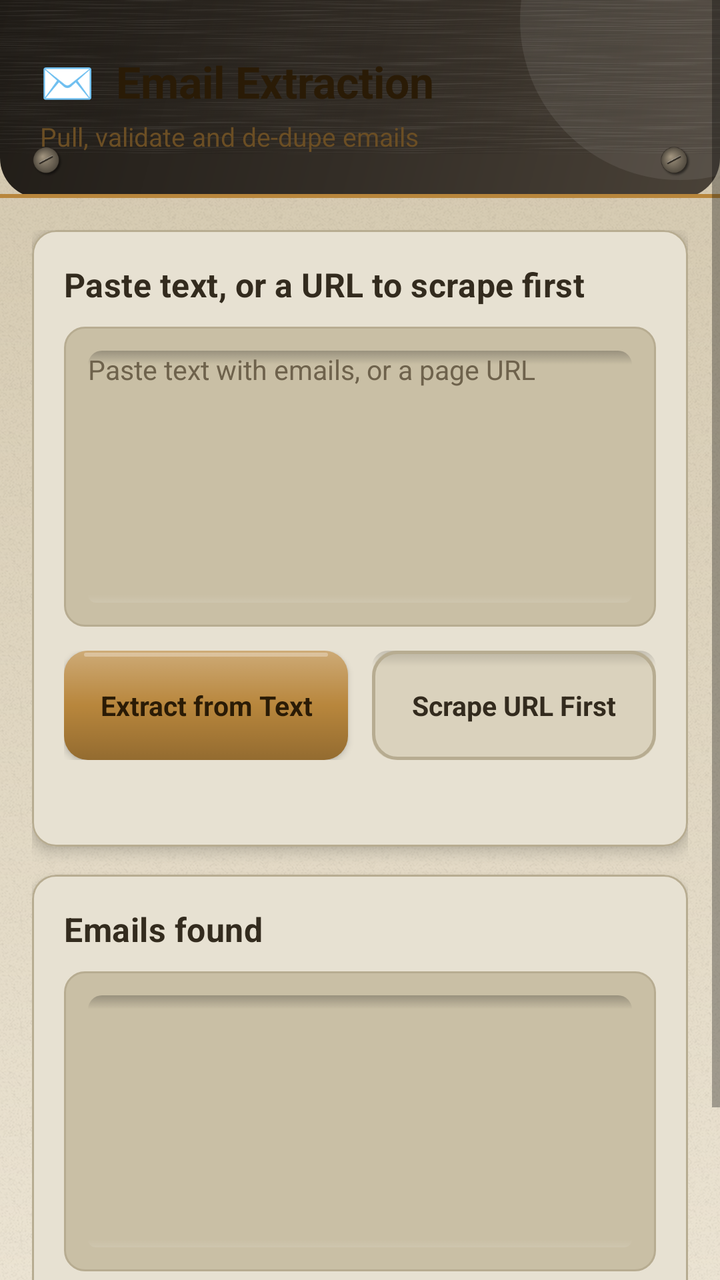
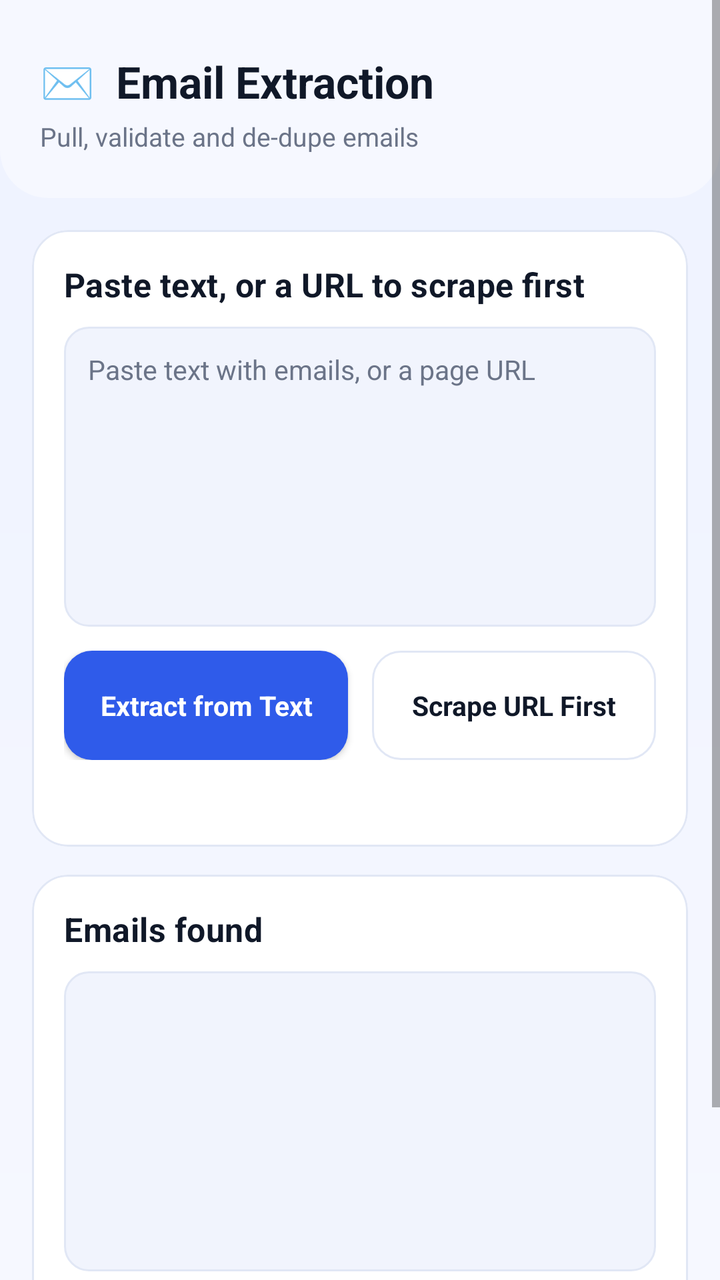

Screens rendered from an Android XML layout before and after an edit, with the pre-edit source and the edit as a unified diff.
<!-- AndroidManifest.xml: application theme Theme.DataToolkit -->
<!-- res/layout/activity_email_extraction.xml -->
<?xml version="1.0" encoding="utf-8"?>
<ScrollView xmlns:android="http://schemas.android.com/apk/res/android"
    android:layout_width="match_parent"
    android:layout_height="match_parent"
    android:clipToPadding="false">

    <LinearLayout
        android:layout_width="match_parent"
        android:layout_height="wrap_content"
        android:orientation="vertical">

        <FrameLayout
            android:layout_width="match_parent"
            android:layout_height="wrap_content"
            android:background="@drawable/bg_header_flat"
            android:paddingStart="20dp" android:paddingEnd="20dp"
            android:paddingTop="26dp" android:paddingBottom="22dp">
            <LinearLayout android:layout_width="match_parent" android:layout_height="wrap_content" android:orientation="vertical">
                <TextView android:layout_width="wrap_content" android:layout_height="wrap_content"
                    android:text="✉️  Email Extraction" android:textColor="@color/text_on_primary" android:textSize="22sp" android:textStyle="bold" />
                <TextView android:layout_width="wrap_content" android:layout_height="wrap_content" android:layout_marginTop="4dp"
                    android:text="Pull, validate and de-dupe emails" android:textColor="@color/text_on_primary_muted" android:textSize="13sp" />
            </LinearLayout>
        </FrameLayout>

        <LinearLayout
            android:layout_width="match_parent"
            android:layout_height="wrap_content"
            android:orientation="vertical"
            android:padding="16dp">

            <com.google.android.material.card.MaterialCardView style="@style/Widget.App.Card" android:layout_width="match_parent" android:layout_height="wrap_content" android:layout_marginBottom="14dp">
                <LinearLayout android:layout_width="match_parent" android:layout_height="wrap_content" android:orientation="vertical">
                    <TextView android:layout_width="wrap_content" android:layout_height="wrap_content"
                        android:text="Paste text, or a URL to scrape first" android:textAppearance="@style/TextAppearance.App.SectionTitle" />

                    <EditText
                        android:id="@+id/etInput"
                        android:layout_width="match_parent"
                        android:layout_height="150dp"
                        android:layout_marginTop="10dp"
                        android:background="@drawable/bg_input_field_focused"
                        android:gravity="top|start"
                        android:hint="Paste text with emails, or a page URL"
                        android:textColorHint="@color/text_secondary"
                        android:textSize="13.5sp"
                        android:inputType="textMultiLine" />

                    <LinearLayout android:layout_width="match_parent" android:layout_height="wrap_content" android:orientation="horizontal" android:layout_marginTop="12dp">
                        <com.google.android.material.button.MaterialButton
                            android:id="@+id/btnExtractFromText"
                            style="@style/Widget.App.Button.Compact"
                            android:layout_width="0dp" android:layout_height="wrap_content" android:layout_weight="1"
                            android:layout_marginEnd="6dp" android:text="Extract from Text" />
                        <com.google.android.material.button.MaterialButton
                            android:id="@+id/btnExtractFromUrl"
                            style="@style/Widget.App.Button.Compact.Outlined"
                            android:layout_width="0dp" android:layout_height="wrap_content" android:layout_weight="1"
                            android:layout_marginStart="6dp" android:text="Scrape URL First" />
                    </LinearLayout>

                    <ProgressBar
                        android:id="@+id/progressBar"
                        style="?android:attr/progressBarStyleHorizontal"
                        android:layout_width="match_parent" android:layout_height="wrap_content"
                        android:layout_marginTop="10dp"
                        android:progressTint="@color/primary"
                        android:indeterminate="true"
                        android:visibility="gone" />

                    <TextView android:id="@+id/tvStatus" android:layout_width="match_parent" android:layout_height="wrap_content"
                        android:layout_marginTop="10dp" android:textColor="@color/text_secondary" android:textSize="12.5sp" />
                </LinearLayout>
            </com.google.android.material.card.MaterialCardView>

            <com.google.android.material.card.MaterialCardView style="@style/Widget.App.Card" android:layout_width="match_parent" android:layout_height="wrap_content">
                <LinearLayout android:layout_width="match_parent" android:layout_height="wrap_content" android:orientation="vertical">
                    <TextView android:layout_width="wrap_content" android:layout_height="wrap_content"
                        android:text="Emails found" android:textAppearance="@style/TextAppearance.App.SectionTitle" />
                    <EditText
                        android:id="@+id/etEmails"
                        android:layout_width="match_parent"
                        android:layout_height="150dp"
                        android:layout_marginTop="10dp"
                        android:background="@drawable/bg_input_field_focused"
                        android:gravity="top|start"
                        android:fontFamily="monospace"
                        android:textSize="12.5sp"
                        android:inputType="textMultiLine" />

                    <com.google.android.material.button.MaterialButton
                        android:id="@+id/btnSaveCsv"
                        style="@style/Widget.App.Button.Outlined"
                        android:layout_width="match_parent"
                        android:layout_height="wrap_content"
                        android:layout_marginTop="12dp"
                        android:text="💾  Save (.csv)" />
                </LinearLayout>
            </com.google.android.material.card.MaterialCardView>

        </LinearLayout>
    </LinearLayout>
</ScrollView>
<!-- resources referenced by this layout -->
<resources>
  <color name="primary">#B8863C</color>
  <color name="text_on_primary">#2A1B06</color>
  <color name="text_on_primary_muted">#6B4E24</color>
  <color name="text_secondary">#6E624C</color>
  <!-- drawable bg_header_flat (drawable) -->
  <?xml version="1.0" encoding="utf-8"?>
  <layer-list xmlns:android="http://schemas.android.com/apk/res/android">
      <item>
          <shape android:shape="rectangle">
              <corners android:bottomLeftRadius="20dp" android:bottomRightRadius="20dp" />
              <gradient
                  android:type="linear"
                  android:angle="135"
                  android:startColor="@color/gradient_start"
                  android:centerColor="@color/gradient_mid"
                  android:endColor="@color/gradient_end" />
          </shape>
      </item>
      
      <item android:bottom="22dp">
          <bitmap android:src="@drawable/tex_brushed_dark" android:tileModeX="repeat" android:tileModeY="repeat" android:gravity="fill" />
      </item>
      <item android:gravity="top|end" android:width="160dp" android:height="160dp" android:top="-70dp" android:end="-60dp">
          <shape android:shape="oval">
              <solid android:color="#14FFFFFF" />
          </shape>
      </item>
      
      <item android:gravity="bottom" android:height="2dp" android:bottom="0dp">
          <shape android:shape="rectangle">
              <solid android:color="@color/primary" />
          </shape>
      </item>
      
      <item android:gravity="bottom|start" android:width="18dp" android:height="18dp" android:bottom="10dp" android:start="14dp">
          <bitmap android:src="@drawable/ic_rivet_dark" android:gravity="fill" />
      </item>
      <item android:gravity="bottom|end" android:width="18dp" android:height="18dp" android:bottom="10dp" android:end="14dp">
          <bitmap android:src="@drawable/ic_rivet_dark" android:gravity="fill" />
      </item>
  </layer-list>
  <!-- drawable bg_input_field_focused: vector/xml drawable (drawable, 2474 chars, omitted) -->
  <style name="TextAppearance.App.SectionTitle" parent="TextAppearance.MaterialComponents.Subtitle1">
          <item name="android:textColor">@color/text_primary</item>
          <item name="android:fontFamily">sans-serif-condensed</item>
          <item name="android:textStyle">bold</item>
          <item name="android:letterSpacing">0.01</item>
          <item name="android:textSize">16.5sp</item>
      </style>
  <style name="Widget.App.Button.Outlined" parent="Widget.MaterialComponents.Button.OutlinedButton">
          <item name="android:background">@drawable/btn_bevel_outlined</item>
          <item name="backgroundTint">@null</item>
          <item name="strokeColor">@android:color/transparent</item>
          <item name="strokeWidth">0dp</item>
          <item name="cornerRadius">12dp</item>
          <item name="android:textColor">@color/text_primary</item>
          <item name="android:textAllCaps">false</item>
          <item name="android:textStyle">bold</item>
          <item name="android:textSize">15sp</item>
          <item name="android:paddingTop">14dp</item>
          <item name="android:paddingBottom">14dp</item>
          <item name="rippleColor">@color/icon_chip_bg</item>
          <item name="android:paddingStart">18dp</item>
          <item name="android:paddingEnd">18dp</item>
      </style>
  <style name="Widget.App.Card" parent="Widget.MaterialComponents.CardView">
          <item name="cardCornerRadius">12dp</item>
          <item name="cardElevation">4dp</item>
          <item name="cardBackgroundColor">@color/surface</item>
          <item name="strokeColor">@color/stroke</item>
          <item name="strokeWidth">1dp</item>
          <item name="contentPadding">16dp</item>
          <item name="rippleColor">@color/icon_chip_bg</item>
      </style>
  <style name="Theme.DataToolkit" parent="Theme.MaterialComponents.DayNight.NoActionBar">
          <item name="colorPrimary">@color/primary</item>
          <item name="colorPrimaryDark">@color/primary_dark</item>
          <item name="colorPrimaryVariant">@color/secondary</item>
          <item name="colorAccent">@color/accent</item>
          <item name="colorSecondary">@color/secondary</item>
          <item name="colorOnPrimary">@color/text_on_primary</item>
          <item name="android:windowBackground">@drawable/bg_app_gradient</item>
          <item name="android:statusBarColor">@color/gradient_start</item>
          <item name="android:navigationBarColor">@color/background</item>
          <item name="android:windowLightStatusBar" tools:targetApi="23">false</item>
          <item name="materialButtonStyle">@style/Widget.App.Button.Primary</item>
          <item name="android:progressBarStyleHorizontal">@style/Widget.App.ProgressBar.Horizontal</item>
          <item name="android:fontFamily">sans-serif</item>
      </style>
  <color name="gradient_start">#4A4238</color>
  <color name="gradient_mid">#332D26</color>
  <color name="gradient_end">#201C17</color>
  <!-- drawable tex_brushed_dark: png bitmap (drawable-nodpi, 6317 bytes) -->
  <!-- drawable ic_rivet_dark: png bitmap (drawable-xxxhdpi, 8168 bytes) -->
  <color name="text_primary">#332B1E</color>
  <style name="Widget.App.Button.Primary" parent="Widget.MaterialComponents.Button">
          <item name="android:background">@drawable/btn_bevel_primary</item>
          <item name="backgroundTint">@null</item>
          <item name="cornerRadius">12dp</item>
          <item name="android:textColor">@color/text_on_primary</item>
          <item name="android:textAllCaps">false</item>
          <item name="android:textStyle">bold</item>
          <item name="android:textSize">15sp</item>
          <item name="android:letterSpacing">0</item>
          <item name="android:paddingTop">14dp</item>
          <item name="android:paddingBottom">14dp</item>
          <item name="rippleColor">@color/ripple_on_primary</item>
          <item name="elevation">3dp</item>
      </style>
  <!-- drawable btn_bevel_outlined: vector/xml drawable (drawable, 2286 chars, omitted) -->
  <color name="icon_chip_bg">#DFD5BC</color>
  <color name="surface">#E7E1D2</color>
  <color name="stroke">#B7AC91</color>
  <color name="primary_dark">#7A5A24</color>
  <color name="secondary">#A15A2E</color>
  <color name="accent">#C1502E</color>
  <!-- drawable bg_app_gradient (drawable) -->
  <?xml version="1.0" encoding="utf-8"?>
  <layer-list xmlns:android="http://schemas.android.com/apk/res/android">
      <item>
          <shape android:shape="rectangle">
              <gradient
                  android:type="linear"
                  android:angle="90"
                  android:startColor="@color/background_alt"
                  android:centerColor="@color/background"
                  android:endColor="@color/background_soft" />
          </shape>
      </item>
      <item>
          <bitmap android:src="@drawable/tex_grain" android:tileModeX="repeat" android:tileModeY="repeat" android:gravity="fill" />
      </item>
  </layer-list>
  <color name="background">#DED4BE</color>
  <!-- drawable btn_bevel_primary (drawable) -->
  <?xml version="1.0" encoding="utf-8"?>
  <selector xmlns:android="http://schemas.android.com/apk/res/android">
      <item android:state_enabled="false">
          <shape android:shape="rectangle">
              <solid android:color="@color/stroke" />
              <corners android:radius="12dp" />
          </shape>
      </item>
      <item android:state_pressed="true">
          <layer-list>
              <item>
                  <shape android:shape="rectangle">
                      <solid android:color="@color/primary" />
                      <corners android:radius="12dp" />
                  </shape>
              </item>
              <item>
                  <shape android:shape="rectangle">
                      <corners android:radius="12dp" />
                      <gradient android:type="linear" android:angle="270" android:startColor="#33000000" android:centerColor="#14000000" android:endColor="#1AFFFFFF" />
                  </shape>
              </item>
          </layer-list>
      </item>
      <item>
          <layer-list>
              <item>
                  <shape android:shape="rectangle">
                      <solid android:color="@color/primary" />
                      <corners android:radius="12dp" />
                  </shape>
              </item>
              <item>
                  <shape android:shape="rectangle">
                      <corners android:radius="12dp" />
                      <gradient android:type="linear" android:angle="270" android:startColor="#4DFFFFFF" android:centerColor="#00000000" android:endColor="#33000000" />
                  </shape>
              </item>
              <item android:gravity="top" android:height="2dp" android:top="1dp" android:start="10dp" android:end="10dp">
                  <shape android:shape="rectangle">
                      <solid android:color="#4DFFFFFF" />
                      <corners android:radius="2dp" />
                  </shape>
              </item>
          </layer-list>
      </item>
  </selector>
  <color name="ripple_on_primary">#40241A0C</color>
  <color name="background_alt">#EBE3D2</color>
  <color name="background_soft">#D2C6AC</color>
  <!-- drawable tex_grain: png bitmap (drawable-nodpi, 23249 bytes) -->
  <!-- drawable progress_bevel_horizontal (drawable) -->
  <?xml version="1.0" encoding="utf-8"?>
  <layer-list xmlns:android="http://schemas.android.com/apk/res/android">
      <item android:id="@android:id/background">
          <shape android:shape="rectangle">
              <solid android:color="@color/groove_bg" />
              <corners android:radius="8dp" />
              <stroke android:width="1dp" android:color="@color/stroke" />
          </shape>
      </item>
      <item android:id="@android:id/secondaryProgress">
          <scale android:scaleWidth="100%">
              <shape android:shape="rectangle">
                  <solid android:color="@color/surface_bevel_lo" />
                  <corners android:radius="8dp" />
              </shape>
          </scale>
      </item>
      <item android:id="@android:id/progress">
          <scale android:scaleWidth="100%">
              <layer-list>
                  <item>
                      <shape android:shape="rectangle">
                          <gradient android:type="linear" android:angle="270" android:startColor="@color/primary_light" android:centerColor="@color/primary" android:endColor="@color/primary_dark" />
                          <corners android:radius="8dp" />
                      </shape>
                  </item>
                  <item android:gravity="top" android:height="2dp" android:top="1dp">
                      <shape android:shape="rectangle">
                          <solid android:color="#40FFFFFF" />
                      </shape>
                  </item>
              </layer-list>
          </scale>
      </item>
  </layer-list>
  <color name="groove_bg">#C9BFA5</color>
  <color name="surface_bevel_lo">#A69A80</color>
  <color name="primary_light">#E4BE79</color>
  <!-- unchanged entries left out for length: 3 -->
</resources>

<!-- the commit's change to res/layout/activity_email_extraction.xml (unified diff, before → after) -->
@@ -17,9 +17,9 @@
             android:paddingTop="26dp" android:paddingBottom="22dp">
             <LinearLayout android:layout_width="match_parent" android:layout_height="wrap_content" android:orientation="vertical">
                 <TextView android:layout_width="wrap_content" android:layout_height="wrap_content"
-                    android:text="✉️  Email Extraction" android:textColor="@color/text_on_primary" android:textSize="22sp" android:textStyle="bold" />
+                    android:text="✉️  Email Extraction" android:textColor="@color/text_primary" android:textSize="22sp" android:textStyle="bold" />
                 <TextView android:layout_width="wrap_content" android:layout_height="wrap_content" android:layout_marginTop="4dp"
-                    android:text="Pull, validate and de-dupe emails" android:textColor="@color/text_on_primary_muted" android:textSize="13sp" />
+                    android:text="Pull, validate and de-dupe emails" android:textColor="@color/text_secondary" android:textSize="13sp" />
             </LinearLayout>
         </FrameLayout>
 
<!-- resource entries referenced after the edit -->
@@ -1,50 +1,37 @@
 <!-- resources referenced by this layout -->
 <resources>
-  <color name="primary">#B8863C</color>
-  <color name="text_on_primary">#2A1B06</color>
-  <color name="text_on_primary_muted">#6B4E24</color>
-  <color name="text_secondary">#6E624C</color>
+  <color name="primary">#2F5BEA</color>
+  <color name="text_on_primary">#FFFFFF</color>
+  <color name="text_secondary">#6B7488</color>
   <!-- drawable bg_header_flat (drawable) -->
   <?xml version="1.0" encoding="utf-8"?>
-  <layer-list xmlns:android="http://schemas.android.com/apk/res/android">
+  <shape xmlns:android="http://schemas.android.com/apk/res/android" android:shape="rectangle">
+      <solid android:color="@color/background_alt" />
+      <corners android:bottomLeftRadius="24dp" android:bottomRightRadius="24dp" />
+  </shape>
+  <!-- drawable bg_input_field_focused (drawable) -->
+  <?xml version="1.0" encoding="utf-8"?>
+  <selector xmlns:android="http://schemas.android.com/apk/res/android">
+      <item android:state_focused="true">
+          <shape android:shape="rectangle">
+              <solid android:color="@color/surface" />
+              <stroke android:width="1.5dp" android:color="@color/primary" />
+              <corners android:radius="12dp" />
+              <padding android:left="12dp" android:top="12dp" android:right="12dp" android:bottom="12dp" />
+          </shape>
+      </item>
       <item>
           <shape android:shape="rectangle">
-              <corners android:bottomLeftRadius="20dp" android:bottomRightRadius="20dp" />
-              <gradient
-                  android:type="linear"
-                  android:angle="135"
-                  android:startColor="@color/gradient_start"
-                  android:centerColor="@color/gradient_mid"
-                  android:endColor="@color/gradient_end" />
+              <solid android:color="@color/groove_bg" />
+              <stroke android:width="1dp" android:color="@color/stroke" />
+              <corners android:radius="12dp" />
+              <padding android:left="12dp" android:top="12dp" android:right="12dp" android:bottom="12dp" />
           </shape>
       </item>
-      
-      <item android:bottom="22dp">
-          <bitmap android:src="@drawable/tex_brushed_dark" android:tileModeX="repeat" android:tileModeY="repeat" android:gravity="fill" />
-      </item>
-      <item android:gravity="top|end" android:width="160dp" android:height="160dp" android:top="-70dp" android:end="-60dp">
-          <shape android:shape="oval">
-              <solid android:color="#14FFFFFF" />
-          </shape>
-      </item>
-      
-      <item android:gravity="bottom" android:height="2dp" android:bottom="0dp">
-          <shape android:shape="rectangle">
-              <solid android:color="@color/primary" />
-          </shape>
-      </item>
-      
-      <item android:gravity="bottom|start" android:width="18dp" android:height="18dp" android:bottom="10dp" android:start="14dp">
-          <bitmap android:src="@drawable/ic_rivet_dark" android:gravity="fill" />
-      </item>
-      <item android:gravity="bottom|end" android:width="18dp" android:height="18dp" android:bottom="10dp" android:end="14dp">
-          <bitmap android:src="@drawable/ic_rivet_dark" android:gravity="fill" />
-      </item>
-  </layer-list>
-  <!-- drawable bg_input_field_focused: vector/xml drawable (drawable, 2474 chars, omitted) -->
+  </selector>
   <style name="TextAppearance.App.SectionTitle" parent="TextAppearance.MaterialComponents.Subtitle1">
           <item name="android:textColor">@color/text_primary</item>
-          <item name="android:fontFamily">sans-serif-condensed</item>
+          <item name="android:fontFamily">sans-serif-medium</item>
           <item name="android:textStyle">bold</item>
           <item name="android:letterSpacing">0.01</item>
           <item name="android:textSize">16.5sp</item>
@@ -54,7 +41,7 @@
           <item name="backgroundTint">@null</item>
           <item name="strokeColor">@android:color/transparent</item>
           <item name="strokeWidth">0dp</item>
-          <item name="cornerRadius">12dp</item>
+          <item name="cornerRadius">14dp</item>
           <item name="android:textColor">@color/text_primary</item>
           <item name="android:textAllCaps">false</item>
           <item name="android:textStyle">bold</item>
@@ -66,8 +53,8 @@
           <item name="android:paddingEnd">18dp</item>
       </style>
   <style name="Widget.App.Card" parent="Widget.MaterialComponents.CardView">
-          <item name="cardCornerRadius">12dp</item>
-          <item name="cardElevation">4dp</item>
+          <item name="cardCornerRadius">18dp</item>
+          <item name="cardElevation">0dp</item>
           <item name="cardBackgroundColor">@color/surface</item>
           <item name="strokeColor">@color/stroke</item>
           <item name="strokeWidth">1dp</item>
@@ -80,25 +67,21 @@
           <item name="colorPrimaryVariant">@color/secondary</item>
           <item name="colorAccent">@color/accent</item>
           <item name="colorSecondary">@color/secondary</item>
-          <item name="colorOnPrimary">@color/text_on_primary</item>
+          <item name="colorOnPrimary">@color/white</item>
           <item name="android:windowBackground">@drawable/bg_app_gradient</item>
-          <item name="android:statusBarColor">@color/gradient_start</item>
+          <item name="android:statusBarColor">@color/background_alt</item>
           <item name="android:navigationBarColor">@color/background</item>
-          <item name="android:windowLightStatusBar" tools:targetApi="23">false</item>
+          <item name="android:windowLightStatusBar" tools:targetApi="23">@bool/light_bars</item>
+          <item name="android:windowLightNavigationBar" tools:targetApi="27">@bool/light_bars</item>
           <item name="materialButtonStyle">@style/Widget.App.Button.Primary</item>
           <item name="android:progressBarStyleHorizontal">@style/Widget.App.ProgressBar.Horizontal</item>
           <item name="android:fontFamily">sans-serif</item>
       </style>
-  <color name="gradient_start">#4A4238</color>
-  <color name="gradient_mid">#332D26</color>
-  <color name="gradient_end">#201C17</color>
-  <!-- drawable tex_brushed_dark: png bitmap (drawable-nodpi, 6317 bytes) -->
-  <!-- drawable ic_rivet_dark: png bitmap (drawable-xxxhdpi, 8168 bytes) -->
-  <color name="text_primary">#332B1E</color>
+  <color name="text_primary">#101828</color>
   <style name="Widget.App.Button.Primary" parent="Widget.MaterialComponents.Button">
           <item name="android:background">@drawable/btn_bevel_primary</item>
           <item name="backgroundTint">@null</item>
-          <item name="cornerRadius">12dp</item>
+          <item name="cornerRadius">14dp</item>
           <item name="android:textColor">@color/text_on_primary</item>
           <item name="android:textAllCaps">false</item>
           <item name="android:textStyle">bold</item>
@@ -107,124 +90,104 @@
           <item name="android:paddingTop">14dp</item>
           <item name="android:paddingBottom">14dp</item>
           <item name="rippleColor">@color/ripple_on_primary</item>
-          <item name="elevation">3dp</item>
+          <item name="elevation">0dp</item>
       </style>
-  <!-- drawable btn_bevel_outlined: vector/xml drawable (drawable, 2286 chars, omitted) -->
-  <color name="icon_chip_bg">#DFD5BC</color>
-  <color name="surface">#E7E1D2</color>
-  <color name="stroke">#B7AC91</color>
-  <color name="primary_dark">#7A5A24</color>
-  <color name="secondary">#A15A2E</color>
-  <color name="accent">#C1502E</color>
+  <!-- drawable btn_bevel_outlined (drawable) -->
+  <?xml version="1.0" encoding="utf-8"?>
+  <selector xmlns:android="http://schemas.android.com/apk/res/android">
+      <item android:state_enabled="false">
+          <shape android:shape="rectangle">
+              <solid android:color="@color/background" />
+              <stroke android:width="1dp" android:color="@color/stroke" />
+              <corners android:radius="14dp" />
+          </shape>
+      </item>
+      <item android:state_pressed="true">
+          <shape android:shape="rectangle">
+              <solid android:color="@color/icon_chip_bg" />
+              <stroke android:width="1dp" android:color="@color/primary" />
+              <corners android:radius="14dp" />
+          </shape>
+      </item>
+      <item>
+          <shape android:shape="rectangle">
+              <solid android:color="@color/surface" />
+              <stroke android:width="1dp" android:color="@color/stroke" />
+              <corners android:radius="14dp" />
+          </shape>
+      </item>
+  </selector>
+  <color name="icon_chip_bg">#E8EEFF</color>
+  <color name="surface">#FFFFFF</color>
+  <color name="stroke">#E1E7F5</color>
+  <color name="primary_dark">#1E43C4</color>
+  <color name="secondary">#6C5CE7</color>
+  <color name="accent">#F5A524</color>
+  <color name="white">#FFFFFF</color>
   <!-- drawable bg_app_gradient (drawable) -->
   <?xml version="1.0" encoding="utf-8"?>
   <layer-list xmlns:android="http://schemas.android.com/apk/res/android">
       <item>
           <shape android:shape="rectangle">
-              <gradient
-                  android:type="linear"
-                  android:angle="90"
-                  android:startColor="@color/background_alt"
-                  android:centerColor="@color/background"
-                  android:endColor="@color/background_soft" />
+              <gradient android:type="linear" android:angle="90"
+                  android:startColor="@color/background_alt" android:endColor="@color/background" />
           </shape>
       </item>
-      <item>
-          <bitmap android:src="@drawable/tex_grain" android:tileModeX="repeat" android:tileModeY="repeat" android:gravity="fill" />
-      </item>
   </layer-list>
-  <color name="background">#DED4BE</color>
+  <color name="background">#EEF2FF</color>
   <!-- drawable btn_bevel_primary (drawable) -->
   <?xml version="1.0" encoding="utf-8"?>
   <selector xmlns:android="http://schemas.android.com/apk/res/android">
       <item android:state_enabled="false">
           <shape android:shape="rectangle">
               <solid android:color="@color/stroke" />
-              <corners android:radius="12dp" />
+              <corners android:radius="14dp" />
           </shape>
       </item>
       <item android:state_pressed="true">
-          <layer-list>
-              <item>
-                  <shape android:shape="rectangle">
-                      <solid android:color="@color/primary" />
-                      <corners android:radius="12dp" />
-                  </shape>
-              </item>
-              <item>
-                  <shape android:shape="rectangle">
-                      <corners android:radius="12dp" />
-                      <gradient android:type="linear" android:angle="270" android:startColor="#33000000" android:centerColor="#14000000" android:endColor="#1AFFFFFF" />
-                  </shape>
-              </item>
-          </layer-list>
+          <shape android:shape="rectangle">
+              <solid android:color="@color/primary_dark" />
+              <corners android:radius="14dp" />
+          </shape>
       </item>
       <item>
-          <layer-list>
-              <item>
-                  <shape android:shape="rectangle">
-                      <solid android:color="@color/primary" />
-                      <corners android:radius="12dp" />
-                  </shape>
-              </item>
-              <item>
-                  <shape android:shape="rectangle">
-                      <corners android:radius="12dp" />
-                      <gradient android:type="linear" android:angle="270" android:startColor="#4DFFFFFF" android:centerColor="#00000000" android:endColor="#33000000" />
-                  </shape>
-              </item>
-              <item android:gravity="top" android:height="2dp" android:top="1dp" android:start="10dp" android:end="10dp">
-                  <shape android:shape="rectangle">
-                      <solid android:color="#4DFFFFFF" />
-                      <corners android:radius="2dp" />
-                  </shape>
-              </item>
-          </layer-list>
+          <shape android:shape="rectangle">
+              <solid android:color="@color/primary" />
+              <corners android:radius="14dp" />
+          </shape>
       </item>
   </selector>
-  <color name="ripple_on_primary">#40241A0C</color>
-  <color name="background_alt">#EBE3D2</color>
-  <color name="background_soft">#D2C6AC</color>
-  <!-- drawable tex_grain: png bitmap (drawable-nodpi, 23249 bytes) -->
+  <color name="ripple_on_primary">#30FFFFFF</color>
+  <color name="background_alt">#F6F8FF</color>
   <!-- drawable progress_bevel_horizontal (drawable) -->
   <?xml version="1.0" encoding="utf-8"?>
   <layer-list xmlns:android="http://schemas.android.com/apk/res/android">
       <item android:id="@android:id/background">
           <shape android:shape="rectangle">
-              <solid android:color="@color/groove_bg" />
+              <solid android:color="@color/icon_chip_bg" />
               <corners android:radius="8dp" />
-              <stroke android:width="1dp" android:color="@color/stroke" />
           </shape>
       </item>
       <item android:id="@android:id/secondaryProgress">
           <scale android:scaleWidth="100%">
               <shape android:shape="rectangle">
-                  <solid android:color="@color/surface_bevel_lo" />
+                  <solid android:color="@color/primary_light" />
                   <corners android:radius="8dp" />
               </shape>
           </scale>
       </item>
       <item android:id="@android:id/progress">
           <scale android:scaleWidth="100%">
-              <layer-list>
-                  <item>
-                      <shape android:shape="rectangle">
-                          <gradient android:type="linear" android:angle="270" android:startColor="@color/primary_light" android:centerColor="@color/primary" android:endColor="@color/primary_dark" />
-                          <corners android:radius="8dp" />
-                      </shape>
-                  </item>
-                  <item android:gravity="top" android:height="2dp" android:top="1dp">
-                      <shape android:shape="rectangle">
-                          <solid android:color="#40FFFFFF" />
-                      </shape>
-                  </item>
-              </layer-list>
+              <shape android:shape="rectangle">
+                  <gradient android:type="linear" android:angle="0"
+                      android:startColor="@color/primary_light" android:endColor="@color/primary" />
+                  <corners android:radius="8dp" />
+              </shape>
           </scale>
       </item>
   </layer-list>
-  <color name="groove_bg">#C9BFA5</color>
-  <color name="surface_bevel_lo">#A69A80</color>
-  <color name="primary_light">#E4BE79</color>
+  <color name="groove_bg">#F1F4FD</color>
+  <color name="primary_light">#8FB0FF</color>
   <!-- unchanged entries left out for length: 3 -->
 </resources>
 
